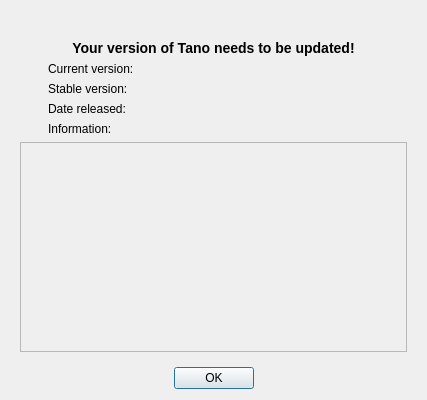
First picture: the form in src/widgets/dialogs/UpdateDialog.ui, repository ntadej/tano, before the edit.
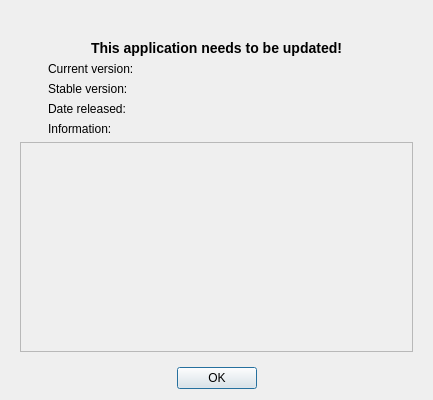
Second picture: the form after the edit. The open tabs and pages were chosen to show the change. Icons and pictures are not drawn.

Commit message: Simplify application naming

Patch:
```diff
--- a/src/widgets/dialogs/UpdateDialog.ui
+++ b/src/widgets/dialogs/UpdateDialog.ui
@@ -6,7 +6,7 @@
    <rect>
     <x>0</x>
     <y>0</y>
-    <width>404</width>
+    <width>433</width>
     <height>400</height>
    </rect>
   </property>
@@ -172,7 +172,7 @@
        <item row="0" column="0" colspan="3">
         <widget class="QLabel" name="labelUpdate">
          <property name="text">
-          <string>&lt;h3&gt;Your version of Tano needs to be updated!&lt;/h3&gt;</string>
+          <string>&lt;h3&gt;This application needs to be updated!&lt;/h3&gt;</string>
          </property>
          <property name="alignment">
           <set>Qt::AlignCenter</set>
@@ -250,8 +250,8 @@
            <rect>
             <x>0</x>
             <y>0</y>
-            <width>71</width>
-            <height>25</height>
+            <width>387</width>
+            <height>126</height>
            </rect>
           </property>
           <layout class="QVBoxLayout" name="verticalLayout_2">
```
Left out of the diff: 8 changed lines with no effect on the pictures. The commit also changes 25 other files.
